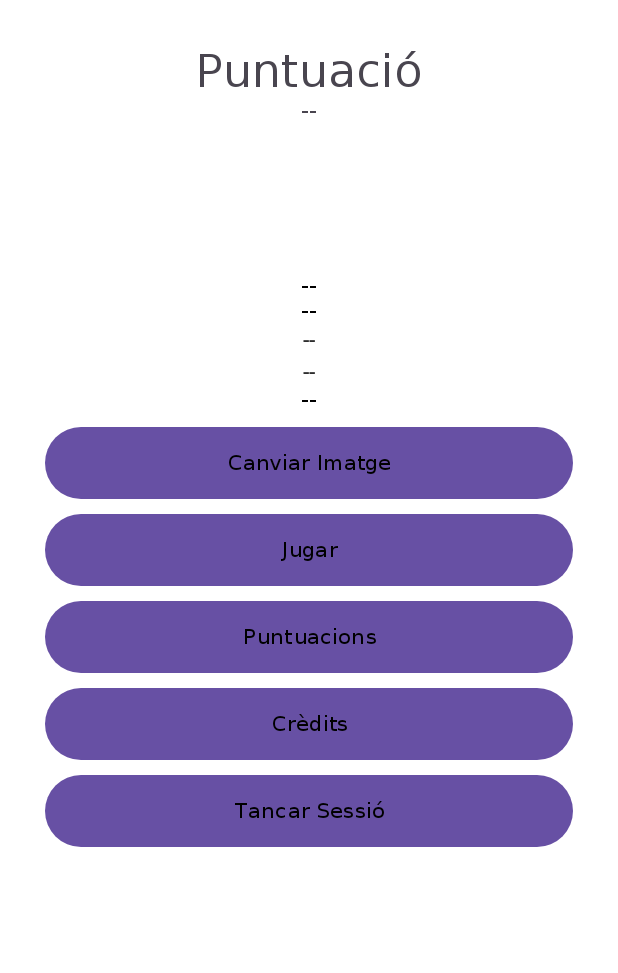
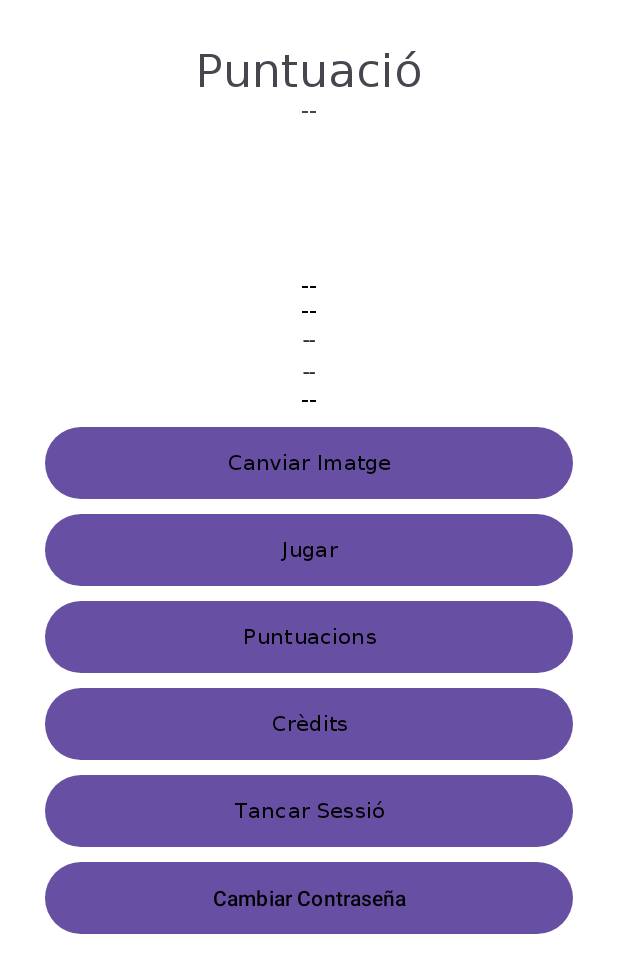
Before and after one commit to SlenderTwo/M8_Projecte_F1_Didac_Jonathan, an Android app: the screen it shows after launch once a user with an empty profile is signed in (Menu), on a phone screen of 412 x 824 dp. Shown: the top 973 px of the screen. Run offline under Robolectric (Android 15) with nearby library versions, the phone set to English and light mode, and no system bars; our stand-ins replace Firebase (no records; nobody signed in at launch, a user with empty details on screens opened directly), Picasso; pictures from the network do not load.

Commit message:
Cambio de contraseña añadido

```diff
--- a/app/src/main/res/layout/activity_menu.xml
+++ b/app/src/main/res/layout/activity_menu.xml
@@ -128,5 +128,14 @@
             android:background="@drawable/botopropi"
             android:text="@string/tancarSessio"
             android:textColor="@color/black" />
+        <Button
+            android:id="@+id/cambiaPass"
+            android:layout_width="match_parent"
+            android:layout_height="wrap_content"
+            android:background="@drawable/botopropi"
+            android:textColor="@color/black"
+            android:text="@string/cambiaPassBtn"
+            android:layout_marginTop="10dp"
+            />
     </LinearLayout>
 </ScrollView>
--- a/app/src/main/res/values/strings.xml
+++ b/app/src/main/res/values/strings.xml
@@ -31,5 +31,7 @@
 
     <string name="exitbtn">Salir</string>
 
+    <string name="cambiaPassBtn">Cambiar Contraseña</string>
+
 
 </resources>
```
Also changed, not shown: app/src/main/java/com/example/m8_projecte_f1_2/Menu.kt (+39 -0 lines), 1 other file.
